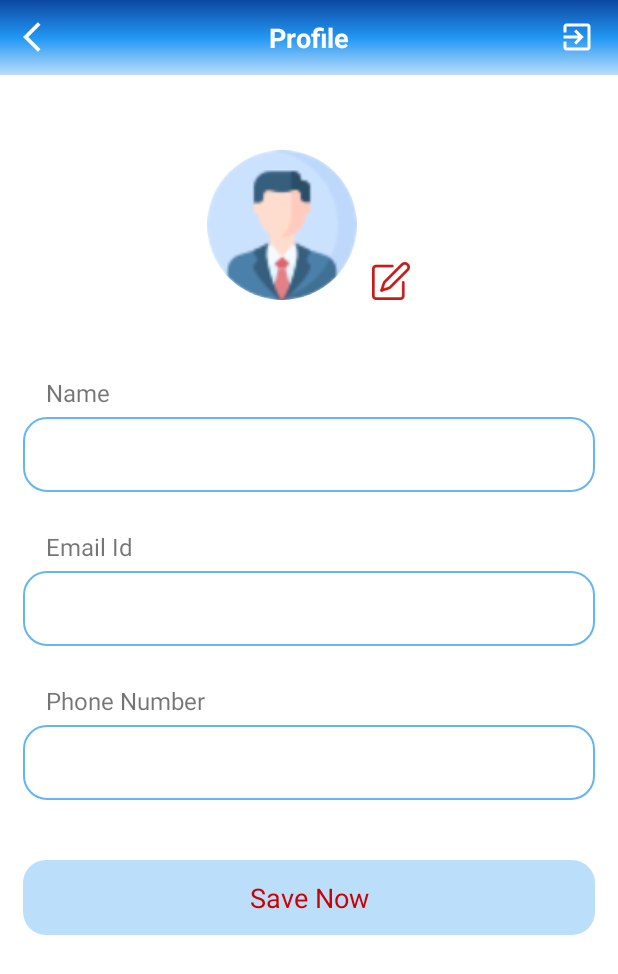
After one commit to ClassStatus/iremember, an Android app: the ProfileActivity screen opened directly, with no data from a screen before it, on a phone screen of 412 x 824 dp. The commit adds this screen. Shown: the top 974 px of the screen. Run offline under Robolectric (Android 15) with nearby library versions, the phone set to English and light mode, and no system bars; our stand-ins replace CircleImageView, Volley; pictures from the network do not load.

Commit message:
remove unwanted files...

```diff
--- a/app/build.gradle
+++ b/app/build.gradle
@@ -49,6 +49,7 @@ dependencies {
     implementation libs.appcompat.v161
     implementation libs.core.ktx
  //   implementation libs.firebase.auth
+    implementation libs.circleimageview
 
 
 
--- a/app/src/main/AndroidManifest.xml
+++ b/app/src/main/AndroidManifest.xml
@@ -33,6 +33,11 @@
         <activity android:name=".MainActivity"/>
      <activity android:name=".ActivityNotifications"
          android:theme="@style/AppTheme"/>
+        <activity android:name=".activity.ProfileActivity"
+            android:theme="@style/AppTheme"/>
+
+
+
 
 
     </application>
--- a/app/src/main/java/com/socialmedianetworking/iremember/AudioRecording.java
+++ b/app/src/main/java/com/socialmedianetworking/iremember/AudioRecording.java
@@ -121,6 +121,7 @@ public class AudioRecording extends AppCompatActivity {
         actionBar = getSupportActionBar();
         actionBar.setDisplayHomeAsUpEnabled(true);
         actionBar.setHomeButtonEnabled(true);
+        actionBar.setHomeAsUpIndicator(R.drawable.app_logo_news);
         actionBar.setTitle("Audio Recording");
         Tools.setSystemBarColorInt(this, getResources().getColor(R.color.darkHomeDark));
     }
--- a/app/src/main/java/com/socialmedianetworking/iremember/MainActivity.java
+++ b/app/src/main/java/com/socialmedianetworking/iremember/MainActivity.java
@@ -6,6 +6,8 @@ import android.os.Bundle;
 import androidx.activity.EdgeToEdge;
 import androidx.appcompat.app.AppCompatActivity;
 
+import com.socialmedianetworking.iremember.activity.ProfileActivity;
+
 public class MainActivity extends AppCompatActivity {
     @Override
     protected void onCreate(Bundle savedInstanceState) {
@@ -13,7 +15,7 @@ public class MainActivity extends AppCompatActivity {
         EdgeToEdge.enable(this);
         setContentView(R.layout.activity_main);
 
-        startActivity(new Intent(MainActivity.this,AudioRecording.class));
+        startActivity(new Intent(MainActivity.this, ProfileActivity.class));
 
     }
 
--- /dev/null
+++ b/app/src/main/java/com/socialmedianetworking/iremember/activity/ProfileActivity.java
@@ -0,0 +1,318 @@
+package com.socialmedianetworking.iremember.activity;
+
+import static com.socialmedianetworking.iremember.util.Constant.ASSETS_URL;
+import static com.socialmedianetworking.iremember.util.Constant.BASE_URL;
+
+import android.content.Intent;
+import android.graphics.Bitmap;
+import android.graphics.drawable.BitmapDrawable;
+import android.net.Uri;
+import android.os.Bundle;
+import android.util.Base64;
+import android.util.Log;
+import android.view.View;
+import android.widget.EditText;
+import android.widget.ImageView;
+import android.widget.TextView;
+import android.widget.Toast;
+
+import androidx.appcompat.app.AppCompatActivity;
+
+import com.android.volley.AuthFailureError;
+import com.android.volley.NetworkError;
+import com.android.volley.NoConnectionError;
+import com.android.volley.ParseError;
+import com.android.volley.Request;
+import com.android.volley.Response;
+import com.android.volley.ServerError;
+import com.android.volley.TimeoutError;
+import com.android.volley.VolleyError;
+import com.android.volley.toolbox.StringRequest;
+import com.bumptech.glide.Glide;
+import com.socialmedianetworking.iremember.MainActivity;
+import com.socialmedianetworking.iremember.R;
+import com.socialmedianetworking.iremember.util.App;
+import com.socialmedianetworking.iremember.util.UserSession;
+
+
+import org.json.JSONException;
+import org.json.JSONObject;
+
+import java.io.ByteArrayOutputStream;
+import java.util.HashMap;
+import java.util.Map;
+
+import de.hdodenhof.circleimageview.CircleImageView;
+
+public class ProfileActivity extends AppCompatActivity {
+    private ImageView backBtn,addImage,singOutBtn;
+    private CircleImageView profileImage;
+    private EditText userName,userEmail;
+    private EditText userPhone;
+    private TextView saveBtn;
+    String image1,profileimage;
+    private UserSession session;
+    private HashMap<String, String> user;
+    String user_id,name,email,mobile,image;
+    Bitmap bit_1;
+
+
+    private Uri saveUri;
+
+
+
+    @Override
+    protected void onCreate(Bundle savedInstanceState) {
+        super.onCreate(savedInstanceState);
+        setContentView(R.layout.fragment_profile);
+
+        initUI();
+
+    }
+
+    private void initUI() {
+
+        session = new UserSession(getApplicationContext());
+        session.isLoggedIn();
+        user = session.getUserDetails();
+        user_id = user.get(UserSession.KEY_USER_ID);
+        name = user.get(UserSession.KEY_NAME);
+        email = user.get(UserSession.KEY_EMAIL);
+        mobile = user.get(UserSession.KEY_MOBiLE);
+
+
+
+
+        backBtn = findViewById(R.id.backBtn);
+
+        profileImage = findViewById(R.id.profileImage);
+        userName = findViewById(R.id.userNameInProfile);
+        userEmail = findViewById(R.id.emailIdInProfile);
+        userPhone = findViewById(R.id.phoneNumberIdInProfile);
+        saveBtn = findViewById(R.id.saveProfileInformationButton);
+        addImage = findViewById(R.id.addImage);
+        singOutBtn = findViewById(R.id.signOut);
+        image = user.get(UserSession.KEY_P_IMAGE);
+//        Glide
+//                .with(this)
+//                .load(ASSETS_URL+image)
+//                .placeholder(R.drawable.profile)
+//                .into(profileImage);
+
+        addImage.setOnClickListener(new View.OnClickListener() {
+            @Override
+            public void onClick(View view) {
+//                CropImage.activity(null)
+//                        .setGuidelines(CropImageView.Guidelines.ON)
+//                        .setCropShape(CropImageView.CropShape.OVAL)
+//                        .setAspectRatio(1, 1)
+//                        .start(ProfileActivity.this);
+
+
+
+            }
+        });
+
+        userName.setText(name);
+        userEmail.setText(email);
+        userPhone.setText(mobile);
+        //profileImage.
+
+
+
+
+
+        backBtn.setOnClickListener(v -> startActivity(new Intent(getApplicationContext(), MainActivity.class)));
+
+
+        saveBtn.setOnClickListener(new View.OnClickListener() {
+            @Override
+            public void onClick(View v) {
+                updateUserData();
+            }
+        });
+
+
+
+        singOutBtn.setOnClickListener(new View.OnClickListener() {
+            @Override
+            public void onClick(View v) {
+                //userAuth.signOut();
+
+                session.logoutUser();
+
+            }
+        });
+
+        //set the user value
+
+
+    }
+
+    public void updateUserData(){
+       String name = userName.getText().toString().trim();
+        String email = userEmail.getText().toString().trim();
+        String phone = userPhone.getText().toString().trim();
+
+
+//        progressDialog=  KProgressHUD.create(ProfileActivity.this)
+//                .setStyle(KProgressHUD.Style.SPIN_INDETERMINATE)
+//                .setLabel("Please wait")
+//                .setCancellable(false)
+//                .setAnimationSpeed(2)
+//                .setDimAmount(0.5f)
+//                .show();
+
+        StringRequest stringRequest = new StringRequest(Request.Method.POST, BASE_URL + "save_profile",
+                new Response.Listener<String>() {
+                    @Override
+                    public void onResponse(String response) {
+                        Log.d("@UPLOAD_DOBULED" + "", response);
+                        try {
+                            JSONObject jsonObject;
+                            jsonObject = new JSONObject(response);
+                            String status = jsonObject.getString("status");
+
+                            if (status.equals("1"))
+                            {
+                                Toast.makeText(getApplicationContext(),"Sucess",Toast.LENGTH_LONG).show();
+
+
+                            }else{
+                                Toast.makeText(getApplicationContext(),"Error",Toast.LENGTH_LONG).show();
+                            }
+
+
+                            //progressDialog.dismiss();
+
+                        } catch (JSONException e) {
+                            e.printStackTrace();
+                            Log.d("hhh", e.getMessage().toString());
+                            //progressDialog.dismiss();
+                        }
+
+                    }
+                }, new Response.ErrorListener() {
+            @Override
+            public void onErrorResponse(VolleyError error) {
+                Log.d("hhh", String.valueOf(error));
+                if (error instanceof TimeoutError || error instanceof NoConnectionError) {
+                    Toast.makeText(getApplicationContext(),
+                            "Error",
+                            Toast.LENGTH_LONG).show();
+                } else if (error instanceof AuthFailureError) {
+                    //TODO
+                    Log.d("hhh", String.valueOf(error));
+                } else if (error instanceof ServerError) {
+                    //TODO
+                    Log.d("hhh", String.valueOf(error));
+                } else if (error instanceof NetworkError) {
+                    //TODO
+                    Log.d("hhh", String.valueOf(error));
+                } else if (error instanceof ParseError) {
+                    //TODO
+                    Log.d("hhh", String.valueOf(error));
+                }
+                //progressDialog.dismiss();
+            }
+        }) {
+
+            @Override
+            protected Map<String, String> getParams() {
+
+                Map<String, String> params = new HashMap<String, String>();
+                params.put("id",user_id);
+                params.put("mobile" , phone  );
+                params.put("email",email);
+                params.put("name",name);
+                Log.d("looooo", String.valueOf(params));
+                return params;
+            }
+
+        };
+
+        App.getInstance().addToRequestQueue(stringRequest);
+
+
+
+    }
+
+
+    private void saveimage(String pancard, String user_id, String image1) {
+//        progressDialog=  KProgressHUD.create(ProfileActivity.this)
+//                .setStyle(KProgressHUD.Style.SPIN_INDETERMINATE)
+//                .setLabel("Please wait")
+//                .setCancellable(false)
+//                .setAnimationSpeed(2)
+//                .setDimAmount(0.5f)
+//                .show();
+
+        StringRequest stringRequest = new StringRequest(Request.Method.POST, BASE_URL + "upload_image",
+                new Response.Listener<String>() {
+                    @Override
+                    public void onResponse(String response) {
+                        Log.d("@UPLOAD_DOBULED" + "", response);
+                        try {
+                            JSONObject jsonObject;
+                            jsonObject = new JSONObject(response);
+                            if(jsonObject.getBoolean("success"))
+                            {
+                                Toast.makeText(getApplicationContext(),"Sucess",Toast.LENGTH_LONG).show();
+
+
+                            }else{
+                                Toast.makeText(getApplicationContext(),"Error",Toast.LENGTH_LONG).show();
+                            }
+
+
+                            //progressDialog.dismiss();
+
+                        } catch (JSONException e) {
+                            e.printStackTrace();
+                            Log.d("hhh", e.getMessage().toString());
+                            //progressDialog.dismiss();
+                        }
+
+                    }
+                }, new Response.ErrorListener() {
+            @Override
+            public void onErrorResponse(VolleyError error) {
+                Log.d("hhh", String.valueOf(error));
+                if (error instanceof TimeoutError || error instanceof NoConnectionError) {
+                    Toast.makeText(getApplicationContext(),
+                            "Error",
+                            Toast.LENGTH_LONG).show();
+                } else if (error instanceof AuthFailureError) {
+                    //TODO
+                    Log.d("hhh", String.valueOf(error));
+                } else if (error instanceof ServerError) {
+                    //TODO
+                    Log.d("hhh", String.valueOf(error));
+                } else if (error instanceof NetworkError) {
+                    //TODO
+                    Log.d("hhh", String.valueOf(error));
+                } else if (error instanceof ParseError) {
+                    //TODO
+                    Log.d("hhh", String.valueOf(error));
+                }
+                //progressDialog.dismiss();
+            }
+        }) {
+
+            @Override
+            protected Map<String, String> getParams() {
+
+                Map<String, String> params = new HashMap<String, String>();
+                params.put("user_id",user_id);
+                params.put("type" , pancard  );
+                params.put("image",image1);
+                Log.d("looooo", String.valueOf(params));
+                return params;
+            }
+
+        };
+
+        App.getInstance().addToRequestQueue(stringRequest);
+    }
+
+}
--- /dev/null
+++ b/app/src/main/res/drawable/back_arrow_white.xml
@@ -0,0 +1,5 @@
+<vector android:autoMirrored="true" android:height="24dp"
+    android:tint="#FFFFFF" android:viewportHeight="24"
+    android:viewportWidth="24" android:width="24dp" xmlns:android="http://schemas.android.com/apk/res/android">
+    <path android:fillColor="@android:color/white" android:pathData="M11.67,3.87L9.9,2.1 0,12l9.9,9.9 1.77,-1.77L3.54,12z"/>
+</vector>
--- /dev/null
+++ b/app/src/main/res/drawable/sign_out_icon.xml
@@ -0,0 +1,5 @@
+<vector android:autoMirrored="true" android:height="24dp"
+    android:tint="#FFFFFF" android:viewportHeight="24"
+    android:viewportWidth="24" android:width="24dp" xmlns:android="http://schemas.android.com/apk/res/android">
+    <path android:fillColor="@android:color/white" android:pathData="M10.09,15.59L11.5,17l5,-5 -5,-5 -1.41,1.41L12.67,11H3v2h9.67l-2.58,2.59zM19,3H5c-1.11,0 -2,0.9 -2,2v4h2V5h14v14H5v-4H3v4c0,1.1 0.89,2 2,2h14c1.1,0 2,-0.9 2,-2V5c0,-1.1 -0.9,-2 -2,-2z"/>
+</vector>
--- /dev/null
+++ b/app/src/main/res/layout/fragment_profile.xml
@@ -0,0 +1,157 @@
+<?xml version="1.0" encoding="utf-8"?>
+<LinearLayout xmlns:android="http://schemas.android.com/apk/res/android"
+    xmlns:tools="http://schemas.android.com/tools"
+    android:layout_width="match_parent"
+    android:layout_height="match_parent"
+    android:orientation="vertical"
+    tools:context=".activity.ProfileActivity">
+
+
+    <RelativeLayout
+        android:layout_width="match_parent"
+        android:layout_height="50dp"
+        android:background="@drawable/splash_screen_background">
+
+        <ImageView
+            android:id="@+id/backBtn"
+            android:layout_width="wrap_content"
+            android:layout_height="wrap_content"
+            android:layout_centerVertical="true"
+            android:layout_marginStart="15dp"
+            android:src="@drawable/back_arrow_white" />
+
+        <TextView
+            android:layout_width="wrap_content"
+            android:layout_height="wrap_content"
+            android:layout_centerInParent="true"
+            android:text="Profile"
+            android:textColor="@android:color/white"
+            android:textSize="18sp"
+            android:textStyle="bold" />
+
+
+        <ImageView
+            android:id="@+id/signOut"
+            android:layout_width="wrap_content"
+            android:layout_height="wrap_content"
+            android:layout_centerVertical="true"
+            android:layout_alignParentEnd="true"
+            android:layout_marginEnd="15dp"
+            android:src="@drawable/sign_out_icon" />
+
+    </RelativeLayout>
+
+
+    <ScrollView
+        android:layout_width="match_parent"
+        android:layout_height="match_parent">
+
+        <LinearLayout
+            android:layout_width="match_parent"
+            android:layout_height="wrap_content"
+            android:orientation="vertical">
+
+
+            <RelativeLayout
+                android:layout_width="135dp"
+                android:layout_height="135dp"
+                android:layout_gravity="center"
+                android:layout_marginTop="50dp">
+
+                <de.hdodenhof.circleimageview.CircleImageView
+                    android:id="@+id/profileImage"
+                    android:layout_width="100dp"
+                    android:layout_height="100dp"
+                    android:layout_gravity="center"
+                    android:src="@drawable/profile" />
+
+                <ImageView
+                    android:id="@+id/addImage"
+                    android:layout_width="25dp"
+                    android:layout_height="25dp"
+                    android:layout_alignParentEnd="true"
+                    android:layout_alignParentBottom="true"
+                    android:layout_gravity="center"
+                    android:layout_marginBottom="35dp"
+                    android:src="@drawable/edit" />
+
+            </RelativeLayout>
+
+
+            <LinearLayout
+                android:layout_width="match_parent"
+                android:layout_height="wrap_content"
+                android:layout_margin="15dp"
+                android:orientation="vertical">
+
+                <TextView
+                    android:layout_width="wrap_content"
+                    android:layout_height="wrap_content"
+                    android:layout_marginStart="15dp"
+                    android:text="Name"
+                    android:textSize="16sp" />
+
+                <EditText
+                    android:id="@+id/userNameInProfile"
+                    android:layout_width="match_parent"
+                    android:layout_height="50dp"
+                    android:layout_marginTop="5dp"
+                    android:background="@drawable/edit_text_back"
+                    android:paddingStart="15dp" />
+
+                <TextView
+                    android:layout_width="wrap_content"
+                    android:layout_height="wrap_content"
+                    android:layout_marginStart="15dp"
+                    android:layout_marginTop="25dp"
+                    android:text="Email Id"
+                    android:textSize="16sp" />
+
+                <EditText
+                    android:id="@+id/emailIdInProfile"
+                    android:layout_width="match_parent"
+                    android:layout_height="50dp"
+                    android:layout_marginTop="5dp"
+                    android:background="@drawable/edit_text_back"
+                    android:paddingStart="15dp" />
+
+                <TextView
+                    android:layout_width="wrap_content"
+                    android:layout_height="wrap_content"
+                    android:layout_marginStart="15dp"
+                    android:layout_marginTop="25dp"
+                    android:text="Phone Number"
+                    android:textSize="16sp" />
+
+                <EditText
+                    android:id="@+id/phoneNumberIdInProfile"
+                    android:layout_width="match_parent"
+                    android:layout_height="50dp"
+                    android:layout_marginTop="5dp"
+                    android:textSize="18sp"
+                    android:textColor="@android:color/black"
+                    android:layout_gravity="center"
+                    android:gravity="center_vertical"
+                    android:background="@drawable/edit_text_back"
+                    android:paddingStart="15dp" />
+
+                <TextView
+                    android:id="@+id/saveProfileInformationButton"
+                    android:layout_width="match_parent"
+                    android:layout_height="50dp"
+                    android:layout_gravity="center"
+                    android:layout_marginTop="40dp"
+                    android:background="@drawable/btn_background_yellow"
+                    android:gravity="center"
+                    android:text="Save Now"
+                    android:textColor="@android:color/holo_red_dark"
+                    android:textSize="18sp"
+                    android:textStyle="normal" />
+
+            </LinearLayout>
+
+
+        </LinearLayout>
+
+    </ScrollView>
+</LinearLayout>
--- a/gradle/libs.versions.toml
+++ b/gradle/libs.versions.toml
@@ -2,6 +2,7 @@
 agp = "8.3.1"
 androidxJunit = "1.1.5"
 appcompatVersion = "1.6.1"
+circleimageview = "3.1.0"
 coreKtx = "1.13.1"
 espressoCoreVersion = "3.5.1"
 firebaseAuth = "23.0.0"
@@ -30,6 +31,7 @@ volley = "1.2.1"
 
 [libraries]
 appcompat-v161 = { module = "androidx.appcompat:appcompat", version.ref = "appcompatVersion" }
+circleimageview = { module = "de.hdodenhof:circleimageview", version.ref = "circleimageview" }
 compiler = { module = "com.github.bumptech.glide:compiler", version.ref = "glideVersion" }
 core-ktx = { module = "androidx.core:core-ktx", version.ref = "coreKtx" }
 espresso-core-v351 = { module = "androidx.test.espresso:espresso-core", version.ref = "espressoCoreVersion" }
```
Also changed, not shown: app/src/main/res/layout/activity_audio_recording.xml (+2 -21 lines), app/src/main/res/layout/toolbar.xml (added, +40 -0 lines), app/src/main/res/drawable/edit.png (added), app/src/main/res/drawable/profile.png (added).
